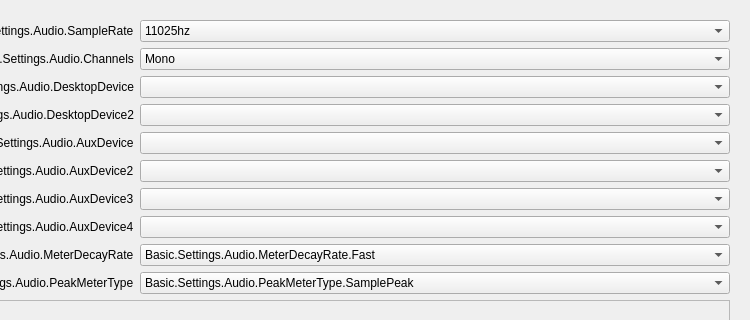
Qt form UI/forms/OBSBasicSettings.ui (xiny120/obs-studio) before a commit; both pictures show x 231 to 981 and y 0 to 320 of the 981 by 748 pixel window.
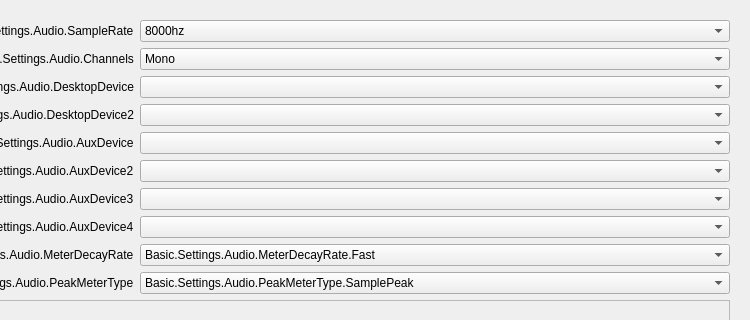
The same form after that commit. Icons and pictures are not drawn.

The edit to the form file:
```diff
--- a/UI/forms/OBSBasicSettings.ui
+++ b/UI/forms/OBSBasicSettings.ui
@@ -3604,14 +3604,14 @@
          <item row="0" column="1">
           <widget class="QComboBox" name="sampleRate">
            <property name="currentText">
-            <string notr="true">11025hz</string>
+            <string notr="true">8000hz</string>
            </property>
            <property name="currentIndex">
             <number>0</number>
            </property>
            <item>
             <property name="text">
-             <string>11025hz</string>
+             <string>8000hz</string>
             </property>
            </item>
            <item>
```
Left out of the diff: 21 changed lines with no effect on the pictures.
